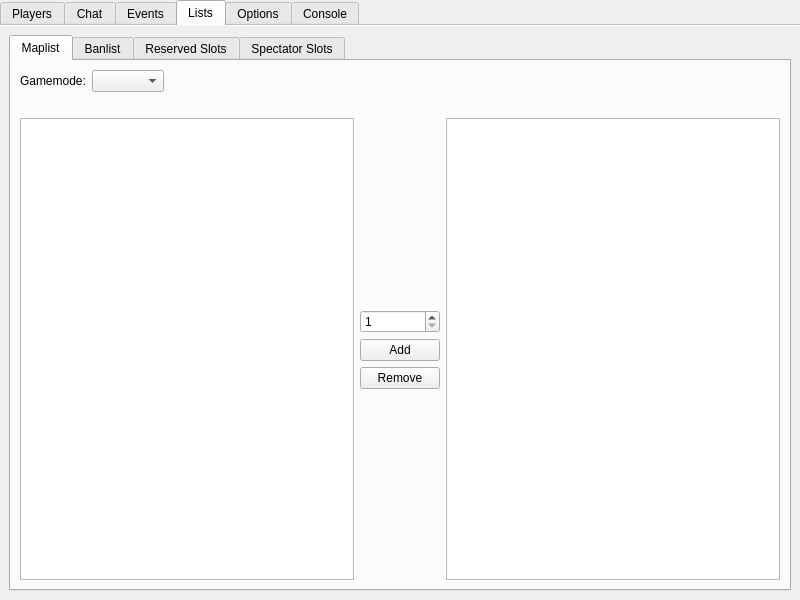
Old version of the form Client/bf4/BF4.ui in the repository OpenRcon/OpenRcon.
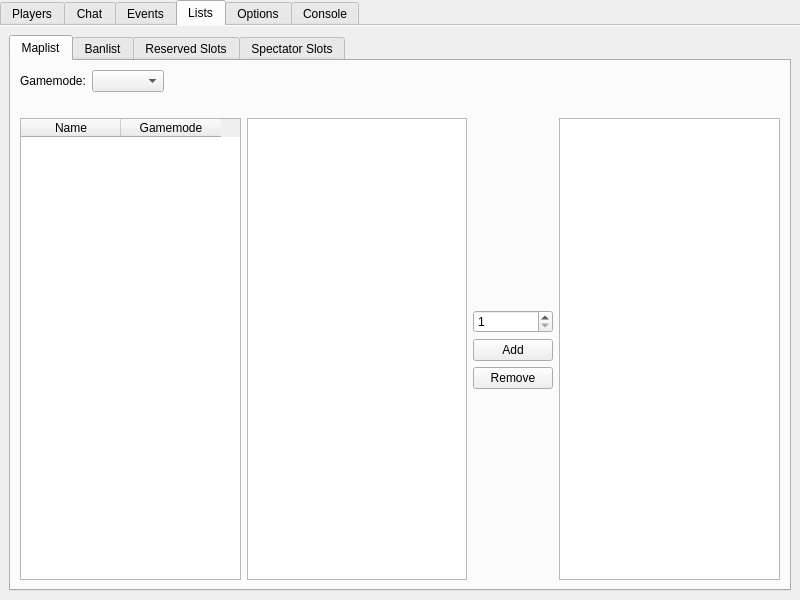
New version of the form. The open tabs and pages were chosen to show the change. Icons and pictures are not drawn.

Commit message: Fully supported commandMapListList in BF4CommandHandler.

The edit to the form file:
```diff
--- a/Client/bf4/BF4.ui
+++ b/Client/bf4/BF4.ui
@@ -173,13 +173,13 @@
         </item>
         <item row="1" column="0" colspan="2">
          <layout class="QGridLayout" name="gridLayout_5">
-          <item row="1" column="2">
+          <item row="1" column="3">
            <widget class="QListWidget" name="listWidget_li_ml_current"/>
           </item>
-          <item row="1" column="0">
-           <widget class="QListWidget" name="listWidget_li_ml_avaliable"/>
-          </item>
           <item row="1" column="1">
+           <widget class="QListWidget" name="listWidget_li_ml_avaliable"/>
+          </item>
+          <item row="1" column="2">
            <layout class="QVBoxLayout" name="verticalLayout">
             <item>
              <spacer name="verticalSpacer_2">
@@ -230,20 +230,34 @@
             </item>
            </layout>
           </item>
-          <item row="0" column="0">
+          <item row="0" column="1">
            <widget class="QLabel" name="label_li_ml_avaliable">
             <property name="text">
              <string/>
             </property>
            </widget>
           </item>
-          <item row="0" column="2">
+          <item row="0" column="3">
            <widget class="QLabel" name="label_li_ml_current">
             <property name="text">
              <string/>
             </property>
            </widget>
           </item>
+          <item row="1" column="0">
+           <widget class="QTableWidget" name="tableWidget_li_ml_avaliable">
+            <column>
+             <property name="text">
+              <string>Name</string>
+             </property>
+            </column>
+            <column>
+             <property name="text">
+              <string>Gamemode</string>
+             </property>
+            </column>
+           </widget>
+          </item>
          </layout>
         </item>
        </layout>
```
Left out of the diff: 15 changed lines with no effect on the pictures. The commit also changes 130 other files.
